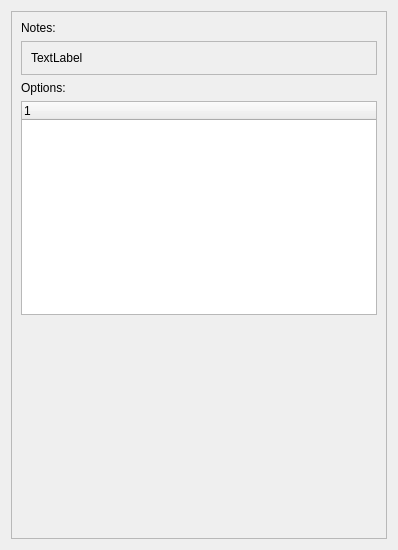
The window that ui/uifiles/editors/props.ui (timofey260/RWE-Sharp) describes before a commit, drawn with Qt 5.
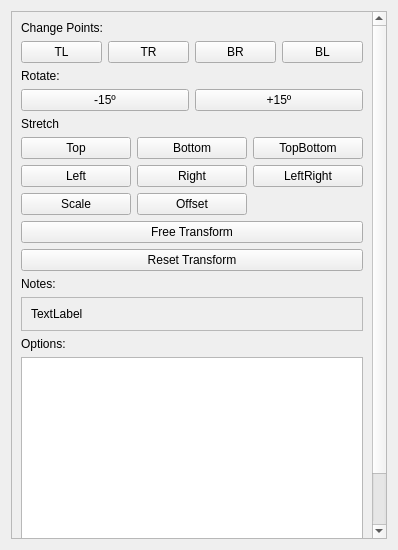
The same window after the commit.

Commit message: prop bullshit

```diff
--- a/ui/uifiles/editors/props.ui
+++ b/ui/uifiles/editors/props.ui
@@ -24,11 +24,162 @@
        <rect>
         <x>0</x>
         <y>0</y>
-        <width>378</width>
-        <height>530</height>
+        <width>366</width>
+        <height>624</height>
        </rect>
       </property>
       <layout class="QVBoxLayout" name="verticalLayout_2">
+       <item>
+        <widget class="QLabel" name="label_3">
+         <property name="text">
+          <string>Change Points:</string>
+         </property>
+        </widget>
+       </item>
+       <item>
+        <layout class="QHBoxLayout" name="horizontalLayout">
+         <item>
+          <widget class="QPushButton" name="changeTL">
+           <property name="text">
+            <string>TL</string>
+           </property>
+           <property name="flat">
+            <bool>false</bool>
+           </property>
+          </widget>
+         </item>
+         <item>
+          <widget class="QPushButton" name="changeTR">
+           <property name="text">
+            <string>TR</string>
+           </property>
+           <property name="shortcut">
+            <string>A</string>
+           </property>
+          </widget>
+         </item>
+         <item>
+          <widget class="QPushButton" name="changeBR">
+           <property name="text">
+            <string>BR</string>
+           </property>
+          </widget>
+         </item>
+         <item>
+          <widget class="QPushButton" name="changeBL">
+           <property name="text">
+            <string>BL</string>
+           </property>
+          </widget>
+         </item>
+        </layout>
+       </item>
+       <item>
+        <widget class="QLabel" name="label_4">
+         <property name="text">
+          <string>Rotate:</string>
+         </property>
+        </widget>
+       </item>
+       <item>
+        <layout class="QHBoxLayout" name="horizontalLayout_2">
+         <item>
+          <widget class="QPushButton" name="pushButton">
+           <property name="text">
+            <string>-15º</string>
+           </property>
+          </widget>
+         </item>
+         <item>
+          <widget class="QPushButton" name="pushButton_2">
+           <property name="text">
+            <string>+15º</string>
+           </property>
+          </widget>
+         </item>
+        </layout>
+       </item>
+       <item>
+        <widget class="QLabel" name="label_5">
+         <property name="text">
+          <string>Stretch</string>
+         </property>
+        </widget>
+       </item>
+       <item>
+        <layout class="QGridLayout" name="gridLayout_2">
+         <item row="1" column="1">
+          <widget class="QPushButton" name="pushButton_7">
+           <property name="text">
+            <string>Right</string>
+           </property>
+          </widget>
+         </item>
+         <item row="0" column="1">
+          <widget class="QPushButton" name="pushButton_5">
+           <property name="text">
+            <string>Bottom</string>
+           </property>
+          </widget>
+         </item>
+         <item row="1" column="0">
+          <widget class="QPushButton" name="pushButton_3">
+           <property name="text">
+            <string>Left</string>
+           </property>
+          </widget>
+         </item>
+         <item row="0" column="0">
+          <widget class="QPushButton" name="pushButton_4">
+           <property name="text">
+            <string>Top</string>
+           </property>
+          </widget>
+         </item>
+         <item row="0" column="2">
+          <widget class="QPushButton" name="pushButton_8">
+           <property name="text">
+            <string>TopBottom</string>
+           </property>
+          </widget>
+         </item>
+         <item row="1" column="2">
+          <widget class="QPushButton" name="pushButton_6">
+           <property name="text">
+            <string>LeftRight</string>
+           </property>
+          </widget>
+         </item>
+         <item row="2" column="0">
+          <widget class="QPushButton" name="pushButton_9">
+           <property name="text">
+            <string>Scale</string>
+           </property>
+          </widget>
+         </item>
+         <item row="2" column="1">
+          <widget class="QPushButton" name="pushButton_10">
+           <property name="text">
+            <string>Offset</string>
+           </property>
+          </widget>
+         </item>
+        </layout>
+       </item>
+       <item>
+        <widget class="QPushButton" name="pushButton_12">
+         <property name="text">
+          <string>Free Transform</string>
+         </property>
+        </widget>
+       </item>
+       <item>
+        <widget class="QPushButton" name="pushButton_11">
+         <property name="text">
+          <string>Reset Transform</string>
+         </property>
+        </widget>
+       </item>
        <item>
         <widget class="QLabel" name="label_2">
          <property name="text">
@@ -45,7 +196,7 @@
           <enum>QFrame::Shadow::Raised</enum>
          </property>
          <layout class="QGridLayout" name="gridLayout">
-          <item row="0" column="0">
+          <item row="1" column="0">
            <widget class="QLabel" name="Notes">
             <property name="text">
              <string>TextLabel</string>
@@ -67,6 +218,9 @@
        </item>
        <item>
         <widget class="QTreeWidget" name="PropOptions">
+         <attribute name="headerVisible">
+          <bool>false</bool>
+         </attribute>
          <column>
           <property name="text">
            <string notr="true">1</string>
```
The commit also changes 4 other files.
